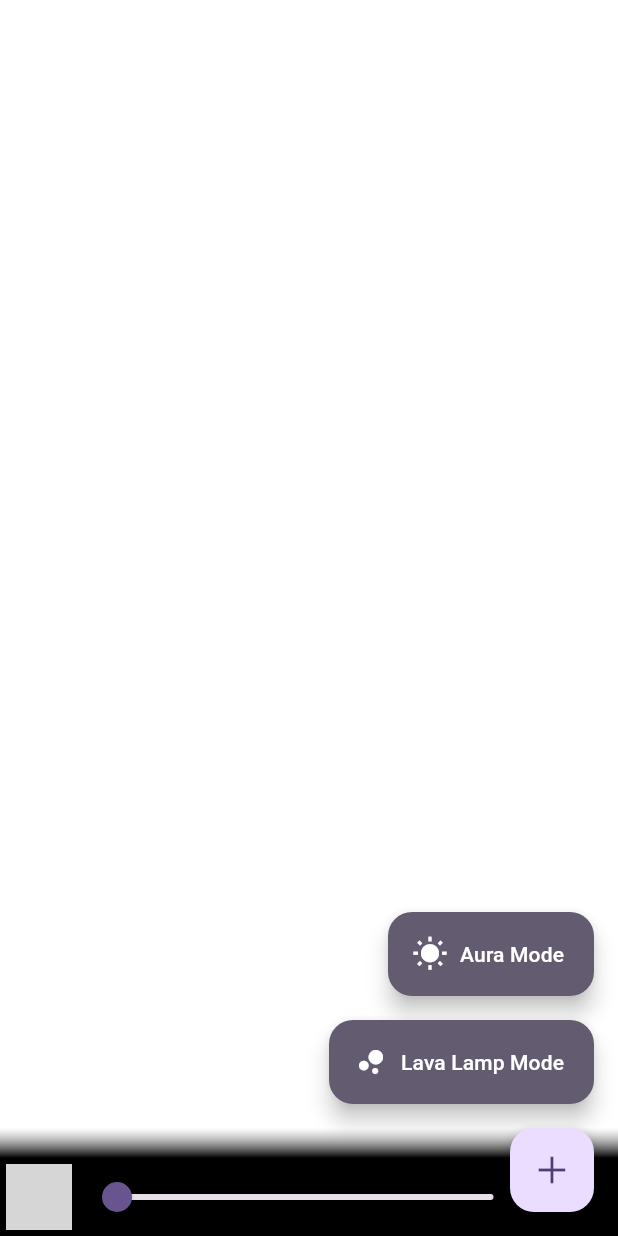
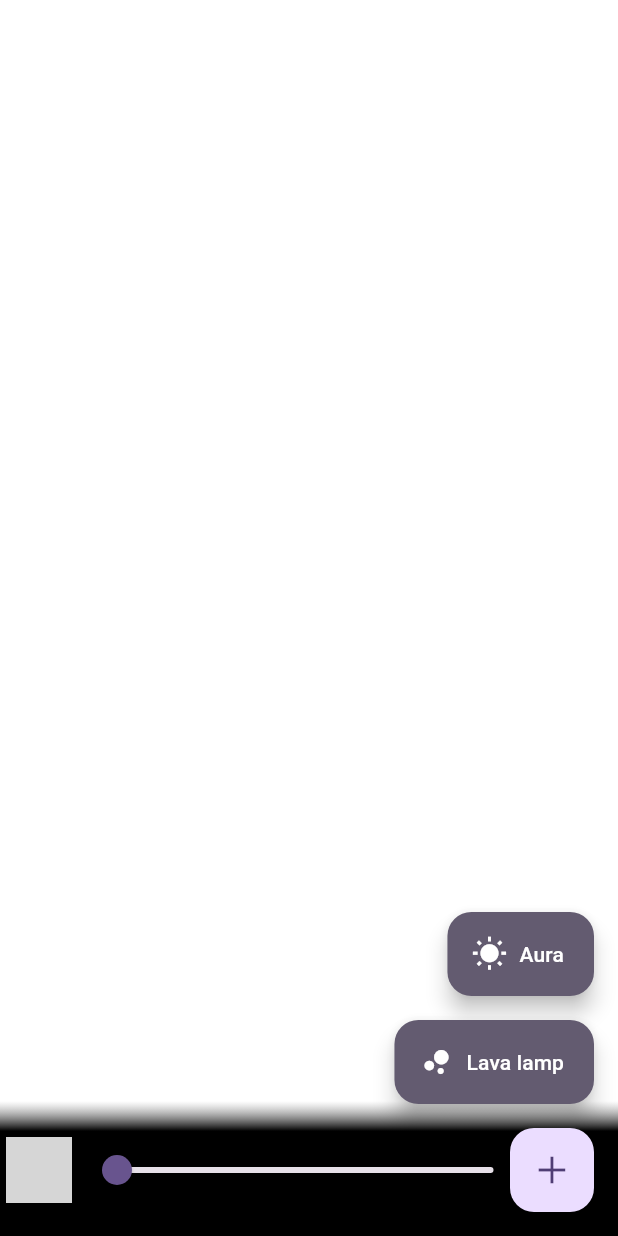
Before and after one commit to guillaumebel/aura, a Flutter app: the screen it shows after launch, after a tap on the "menu" icon, on a phone screen of 412 x 824 dp. Run offline on Flutter 3.47's test engine with Material 3 defaults, Android fonts, the phone set to English and light mode, and no system bars; missing offline and left inert: flex_color_picker, screen_brightness; grey boxes are pictures that could not be loaded.

Commit message:
Slight ui adjustment, translation changes

```diff
--- a/lib/aura.dart
+++ b/lib/aura.dart
@@ -104,6 +104,7 @@ class _AuraPageState extends State<AuraPage> {
                 ],
               ),
             ),
+            Container(height: 18, color: Colors.black),
           ],
         ),
       ),
--- a/lib/l10n/app_en.arb
+++ b/lib/l10n/app_en.arb
@@ -16,11 +16,11 @@
   "@chooseMode": {
     "description": "Tooltip text for the main FAB menu button"
   },
-  "auraMode": "Aura Mode",
+  "auraMode": "Aura",
   "@auraMode": {
     "description": "Label for switching to aura mode"
   },
-  "lavaLampMode": "Lava Lamp Mode",
+  "lavaLampMode": "Lava lamp",
   "@lavaLampMode": {
     "description": "Label for switching to lava lamp mode"
   }
--- a/lib/l10n/app_fr.arb
+++ b/lib/l10n/app_fr.arb
@@ -16,11 +16,11 @@
   "@chooseMode": {
     "description": "Texte d'info-bulle pour le bouton principal du menu FAB"
   },
-  "auraMode": "Mode Aura",
+  "auraMode": "Aura",
   "@auraMode": {
     "description": "Libellé pour passer en mode aura"
   },
-  "lavaLampMode": "Mode Lampe à Lave",
+  "lavaLampMode": "Lava lamp",
   "@lavaLampMode": {
     "description": "Libellé pour passer en mode lampe à lave"
   }
--- a/lib/l10n/app_localizations.dart
+++ b/lib/l10n/app_localizations.dart
@@ -127,13 +127,13 @@ abstract class AppLocalizations {
   /// Label for switching to aura mode
   ///
   /// In en, this message translates to:
-  /// **'Aura Mode'**
+  /// **'Aura'**
   String get auraMode;
 
   /// Label for switching to lava lamp mode
   ///
   /// In en, this message translates to:
-  /// **'Lava Lamp Mode'**
+  /// **'Lava lamp'**
   String get lavaLampMode;
 }
 
--- a/lib/l10n/app_localizations_en.dart
+++ b/lib/l10n/app_localizations_en.dart
@@ -21,8 +21,8 @@ class AppLocalizationsEn extends AppLocalizations {
   String get chooseMode => 'Choose mode';
 
   @override
-  String get auraMode => 'Aura Mode';
+  String get auraMode => 'Aura';
 
   @override
-  String get lavaLampMode => 'Lava Lamp Mode';
+  String get lavaLampMode => 'Lava lamp';
 }
--- a/lib/l10n/app_localizations_fr.dart
+++ b/lib/l10n/app_localizations_fr.dart
@@ -22,8 +22,8 @@ class AppLocalizationsFr extends AppLocalizations {
   String get chooseMode => 'Choisir le mode';
 
   @override
-  String get auraMode => 'Mode Aura';
+  String get auraMode => 'Aura';
 
   @override
-  String get lavaLampMode => 'Mode Lampe à Lave';
+  String get lavaLampMode => 'Lava lamp';
 }
```
Also changed, not shown: 1 other file.
